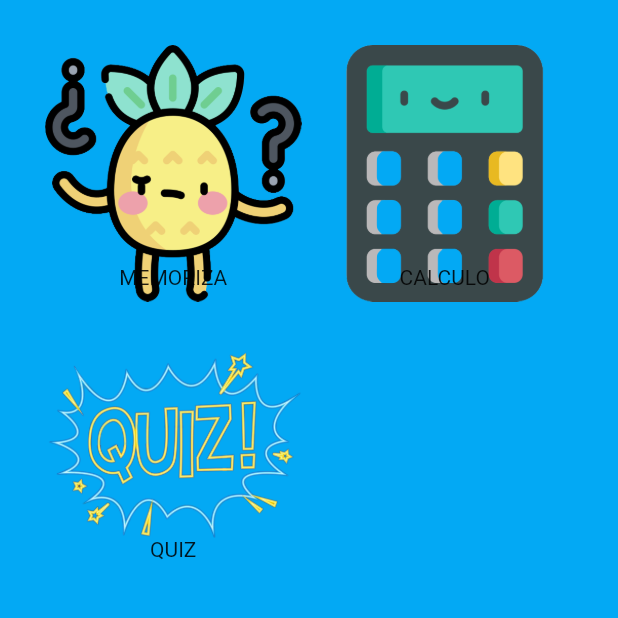
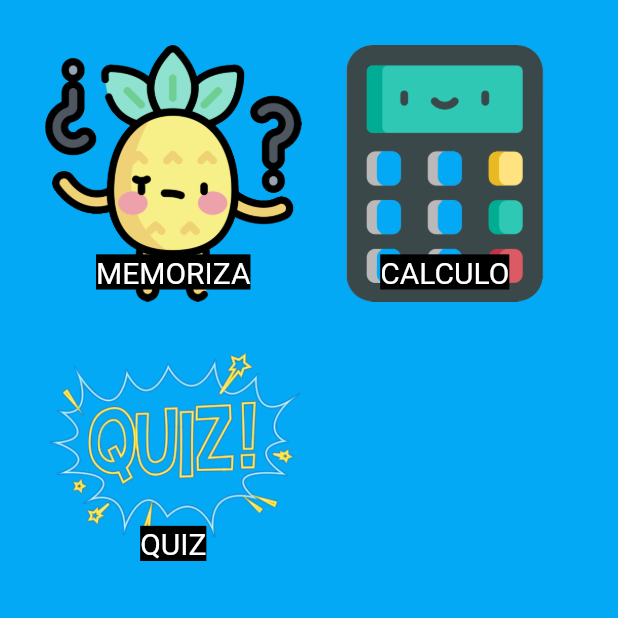
Before and after one commit to JessyLP/MyProyect, a Flutter app: the HomeView screen opened by its route, on a phone screen of 412 x 824 dp, the top half of it. Run offline on Flutter 3.47's test engine with Material 2 defaults, Android fonts, the phone set to English and light mode, and no system bars; our stand-ins replace cloud_firestore, firebase_auth, firebase_core, firebase_storage, image_picker, page_transition and 2 more; accounts and stored records are empty.

Commit message:
cambios home

```diff
--- a/lib/Views/HomeView.dart
+++ b/lib/Views/HomeView.dart
@@ -123,7 +123,7 @@ class _HomeViewState extends State<HomeView>{
                         child: Container(
                           alignment: Alignment.bottomCenter,
                           padding: const EdgeInsets.all(8),
-                          child: const Text("MEMORIZA"),
+                          child: const Text("MEMORIZA",style: TextStyle(fontSize: 20,backgroundColor: Colors.black,color: Colors.white),),
                         ),
                       ),
                     ),
@@ -142,7 +142,7 @@ class _HomeViewState extends State<HomeView>{
                         child: Container(
                           alignment: Alignment.bottomCenter,
                           padding: const EdgeInsets.all(8),
-                          child: const Text('CALCULO',textAlign: TextAlign.center,),
+                          child: const Text('CALCULO',textAlign: TextAlign.center,style: TextStyle(fontSize: 20,backgroundColor: Colors.black,color: Colors.white),),
                         ),
                       ),
                     ),
@@ -161,7 +161,7 @@ class _HomeViewState extends State<HomeView>{
                         child: Container(
                           alignment: Alignment.bottomCenter,
                           padding: const EdgeInsets.all(8),
-                          child: const Text('QUIZ'),
+                          child: const Text('QUIZ',style: TextStyle(fontSize: 20,backgroundColor: Colors.black,color: Colors.white),),
                         ),
                       ),
                     ),
```
